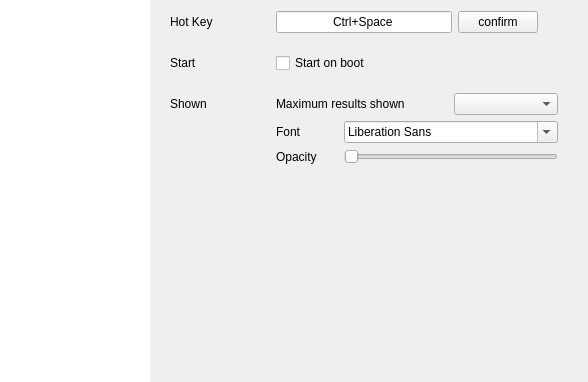
Qt form src/view/SettingWidget.ui (tujiaw/Acc) before a commit.
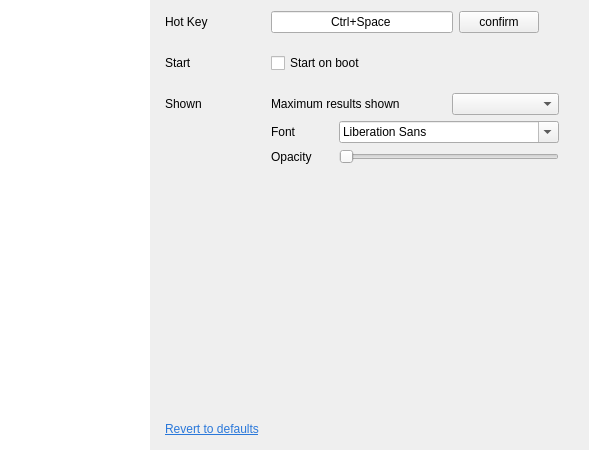
The same form after that commit.

What changed in the file:
```diff
--- a/src/view/SettingWidget.ui
+++ b/src/view/SettingWidget.ui
@@ -6,10 +6,16 @@
    <rect>
     <x>0</x>
     <y>0</y>
-    <width>588</width>
-    <height>382</height>
+    <width>589</width>
+    <height>450</height>
    </rect>
   </property>
+  <property name="minimumSize">
+   <size>
+    <width>0</width>
+    <height>420</height>
+   </size>
+  </property>
   <property name="windowTitle">
    <string>SettingWidget</string>
   </property>
@@ -67,8 +73,8 @@
        <rect>
         <x>0</x>
         <y>0</y>
-        <width>438</width>
-        <height>382</height>
+        <width>439</width>
+        <height>450</height>
        </rect>
       </property>
       <layout class="QVBoxLayout" name="verticalLayout">
@@ -76,7 +82,7 @@
         <number>20</number>
        </property>
        <property name="leftMargin">
-        <number>20</number>
+        <number>15</number>
        </property>
        <property name="rightMargin">
         <number>30</number>
@@ -259,11 +265,58 @@
          <property name="sizeHint" stdset="0">
           <size>
            <width>20</width>
-           <height>182</height>
+           <height>139</height>
           </size>
          </property>
         </spacer>
        </item>
+       <item>
+        <widget class="QWidget" name="widget" native="true">
+         <layout class="QHBoxLayout" name="horizontalLayout_2">
+          <property name="spacing">
+           <number>0</number>
+          </property>
+          <property name="leftMargin">
+           <number>0</number>
+          </property>
+          <property name="topMargin">
+           <number>0</number>
+          </property>
+          <property name="rightMargin">
+           <number>0</number>
+          </property>
+          <property name="bottomMargin">
+           <number>0</number>
+          </property>
+          <item>
+           <widget class="QLabel" name="label_7">
+            <property name="styleSheet">
+             <string notr="true"/>
+            </property>
+            <property name="text">
+             <string>&lt;html&gt;&lt;head/&gt;&lt;body&gt;&lt;p&gt;&lt;a href=&quot;http://3inns.cn/&quot;&gt;&lt;span style=&quot; text-decoration: underline; color:rgb(42,120,218);&quot;&gt;Revert to defaults&lt;/span&gt;&lt;/a&gt;&lt;/p&gt;&lt;/body&gt;&lt;/html&gt;</string>
+            </property>
+            <property name="openExternalLinks">
+             <bool>true</bool>
+            </property>
+           </widget>
+          </item>
+          <item>
+           <spacer name="horizontalSpacer">
+            <property name="orientation">
+             <enum>Qt::Horizontal</enum>
+            </property>
+            <property name="sizeHint" stdset="0">
+             <size>
+              <width>40</width>
+              <height>20</height>
+             </size>
+            </property>
+           </spacer>
+          </item>
+         </layout>
+        </widget>
+       </item>
       </layout>
      </widget>
     </widget>
```
